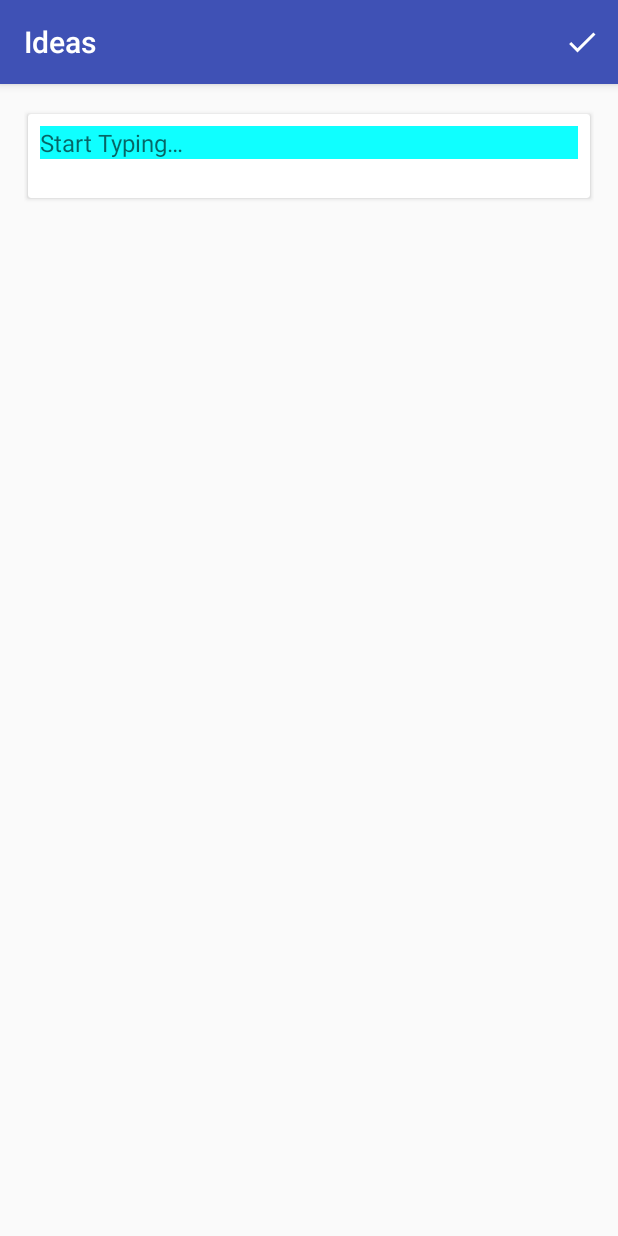
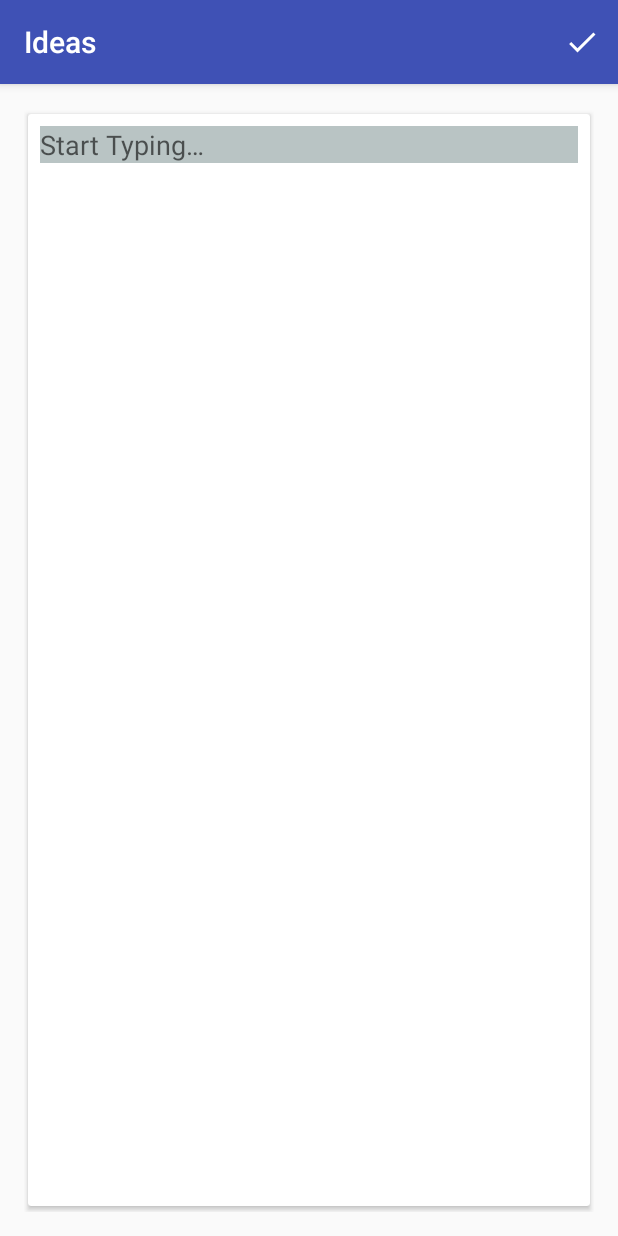
Before and after one commit to mansya/Kotlin-NotePad-Android, an Android app: the screen it shows after launch (CreateActivity), after a tap on an icon or button, on a phone screen of 412 x 824 dp. Run offline under Robolectric (Android 15) with nearby library versions, the light colour scheme and no system bars; libraries missing offline, so code that uses them is left out: com.crashlytics.android, io.fabric.sdk, org.jetbrains.anko; 2 statements that could not run were skipped.

Commit message:
update implemented

```diff
--- a/app/src/main/java/com/freeankit/freenotepad/db/NotesOpenHelper.kt
+++ b/app/src/main/java/com/freeankit/freenotepad/db/NotesOpenHelper.kt
@@ -33,7 +33,7 @@ class NotesOpenHelper(context: Context) : SQLiteOpenHelper(context, "notes.db",
         |$UPDATED_AT INTEGER)"""
             .trimMargin()
 
-    val SQL_DELETE_ENTRIES = """DROP TABLE IF EXISTS $_TABLE_NAME"""
+    val SQL_DELETE_ENTRIES = "DROP TABLE IF EXISTS $_TABLE_NAME"
 
     val SQL_QUERY_ALL = "SELECT * FROM NOTE ORDER BY $CREATED_AT DESC"
 
--- a/app/src/main/java/com/freeankit/freenotepad/helper/SpaceItemDecoration.kt
+++ b/app/src/main/java/com/freeankit/freenotepad/helper/SpaceItemDecoration.kt
@@ -16,9 +16,10 @@ class SpaceItemDecoration(context: Context, dimens: Int) : RecyclerView.ItemDeco
         super.getItemOffsets(outRect, view, parent, state)
         val position = parent.getChildAdapterPosition(view)
         when (getOrientation(parent)) {
-            LinearLayoutManager.VERTICAL -> if (position != 0) outRect.top = space
-            LinearLayoutManager.HORIZONTAL -> if (position != 0) outRect.left = space
+            LinearLayoutManager.VERTICAL -> outRect.top = space
+            LinearLayoutManager.HORIZONTAL -> outRect.left = space
         }
+        //if (position != 0)
     }
 
     private fun getOrientation(parent: RecyclerView): Int {
--- a/app/src/main/java/com/freeankit/freenotepad/view/MainActivity.kt
+++ b/app/src/main/java/com/freeankit/freenotepad/view/MainActivity.kt
@@ -1,26 +1,34 @@
 package com.freeankit.freenotepad.view
 
 import android.os.Bundle
+import android.os.Handler
 import android.support.v7.app.AppCompatActivity
 import android.support.v7.widget.GridLayoutManager
 import android.view.Menu
 import android.view.MenuItem
 import com.freeankit.freenotepad.R
 import com.freeankit.freenotepad.helper.SpaceItemDecoration
+import com.freeankit.freenotepad.model.Note
 import kotlinx.android.synthetic.main.activity_main.*
 import kotlinx.android.synthetic.main.content_main.*
 
 /**
  * @author Ankit Kumar (ankitdroiddeveloper@gmail.com) on 20/12/2017 (MM/DD/YYYY )
  */
-class MainActivity : AppCompatActivity() {
+class MainActivity : AppCompatActivity(), NotesAdapter.OnPlaceClickListener {
+    override fun onItemClicked(project: Note) {
+        Handler().postDelayed({
+            startActivity(CreateActivity[this].putExtra("id", project.id))
+        }, 150)
+    }
+
     override fun onCreate(savedInstanceState: Bundle?) {
         super.onCreate(savedInstanceState)
         setContentView(R.layout.activity_main)
 
         recycler.layoutManager = GridLayoutManager(this, 2)
         recycler.addItemDecoration(SpaceItemDecoration(this, R.dimen.margin_small))
-        recycler.adapter = NotesAdapter(this)
+        recycler.adapter = NotesAdapter(this, this)
         fab.setOnClickListener { startActivity(CreateActivity[this]) }
     }
 
--- a/app/src/main/java/com/freeankit/freenotepad/view/NotesAdapter.kt
+++ b/app/src/main/java/com/freeankit/freenotepad/view/NotesAdapter.kt
@@ -16,12 +16,16 @@ import kotlinx.android.synthetic.main.item_note.view.*
 /**
  * @author Ankit Kumar (ankitdroiddeveloper@gmail.com) on 20/12/2017 (MM/DD/YYYY )
  */
-class NotesAdapter(private val context: Context) : RecyclerView.Adapter<NotesAdapter.NotesViewHolder>() {
+class NotesAdapter(private val context: Context, private val listener: NotesAdapter.OnPlaceClickListener) : RecyclerView.Adapter<NotesAdapter.NotesViewHolder>() {
     private var isRefreshing = false
-    private var notes: List<Note> = ArrayList()
+    private var notes: MutableList<Note> = ArrayList()
     override fun onBindViewHolder(holder: NotesViewHolder, position: Int) {
         val note = notes[position]
-        holder.text.text = note.text
+        holder.itemView.text_.text = note.text
+        holder.itemView.content.setOnClickListener {
+            listener.onItemClicked(note)
+        }
+
     }
 
     override fun onCreateViewHolder(parent: ViewGroup, viewType: Int): NotesViewHolder {
@@ -33,9 +37,7 @@ class NotesAdapter(private val context: Context) : RecyclerView.Adapter<NotesAda
         return notes.size
     }
 
-    class NotesViewHolder(itemView: View) : RecyclerView.ViewHolder(itemView) {
-        internal var text: TextView = itemView.text_
-    }
+    inner class NotesViewHolder(itemView: View) : RecyclerView.ViewHolder(itemView)
 
     override fun getItemId(position: Int): Long {
         return notes[position].id.toLong()
@@ -52,11 +54,17 @@ class NotesAdapter(private val context: Context) : RecyclerView.Adapter<NotesAda
         DataStore.execute {
             val notes = DataStore.notes.all
             Handler(Looper.getMainLooper()).post {
-                this@NotesAdapter.notes = notes
+                this@NotesAdapter.notes = notes as MutableList<Note>
                 notifyDataSetChanged()
                 isRefreshing = false
             }
         }
     }
 
+
+    interface OnPlaceClickListener {
+        fun onItemClicked(project: Note)
+    }
+
+
 }
--- a/app/src/main/res/layout/activity_create.xml
+++ b/app/src/main/res/layout/activity_create.xml
@@ -10,25 +10,24 @@
     <android.support.v7.widget.CardView
         android:id="@+id/card"
         android:layout_width="match_parent"
-        android:layout_height="wrap_content"
+        android:layout_height="match_parent"
         android:minHeight="@dimen/card_min_height"
         app:cardUseCompatPadding="true">
 
         <LinearLayout
             android:layout_width="match_parent"
-            android:layout_height="wrap_content"
+            android:layout_height="match_parent"
             android:padding="@dimen/margin_small"
             android:orientation="vertical">
 
             <FrameLayout
                 android:layout_width="match_parent"
-                android:layout_height="wrap_content">
+                android:layout_height="match_parent">
 
                 <EditText
                     android:id="@+id/edit_text"
                     android:layout_width="match_parent"
                     android:layout_height="wrap_content"
-                    android:textAppearance="?textAppearanceListItem"
                     android:background="@color/clear"
                     android:singleLine="false"
                     android:hint="@string/start_typing"
@@ -38,8 +37,6 @@
 
             </FrameLayout>
 
-            <!-- put any card footers here -->
-
         </LinearLayout>
 
     </android.support.v7.widget.CardView>
--- a/app/src/main/res/values/colors.xml
+++ b/app/src/main/res/values/colors.xml
@@ -4,5 +4,5 @@
     <color name="colorPrimaryDark">#303F9F</color>
     <color name="colorAccent">#FF4081</color>
     <color name="white">#ffffff</color>
-    <color name="clear">#0fffff</color>
+    <color name="clear">#b9c4c4</color>
 </resources>
```
Also changed, not shown: app/src/main/java/com/freeankit/freenotepad/db/NoteDatabase.kt (+20 -1 lines), app/src/main/java/com/freeankit/freenotepad/view/CreateActivity.kt (+28 -3 lines), app/src/main/res/layout/item_note.xml (+4 -5 lines).
